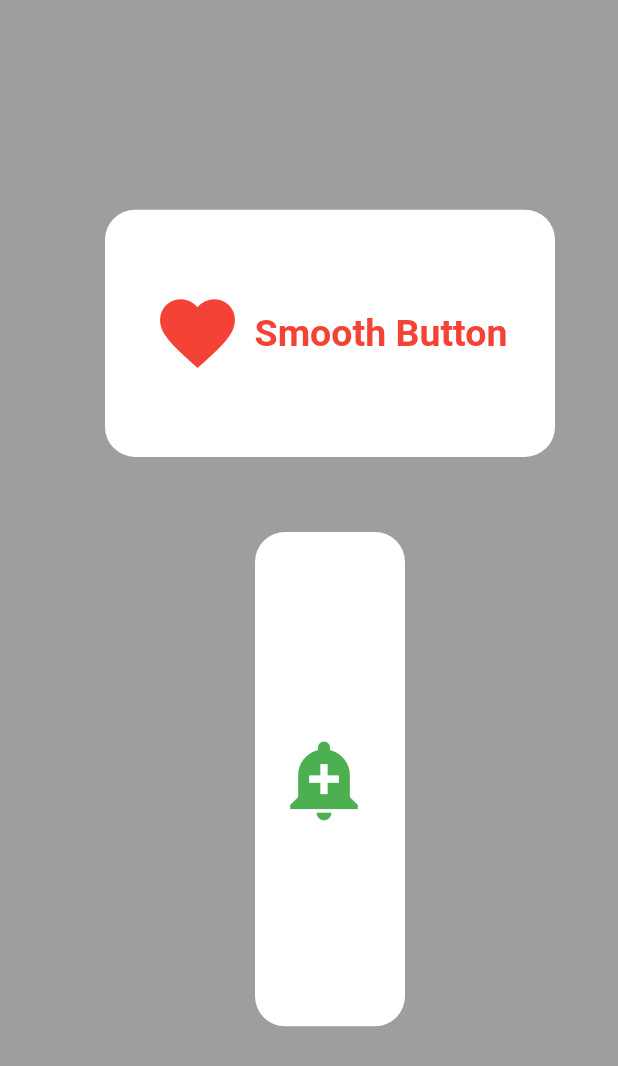
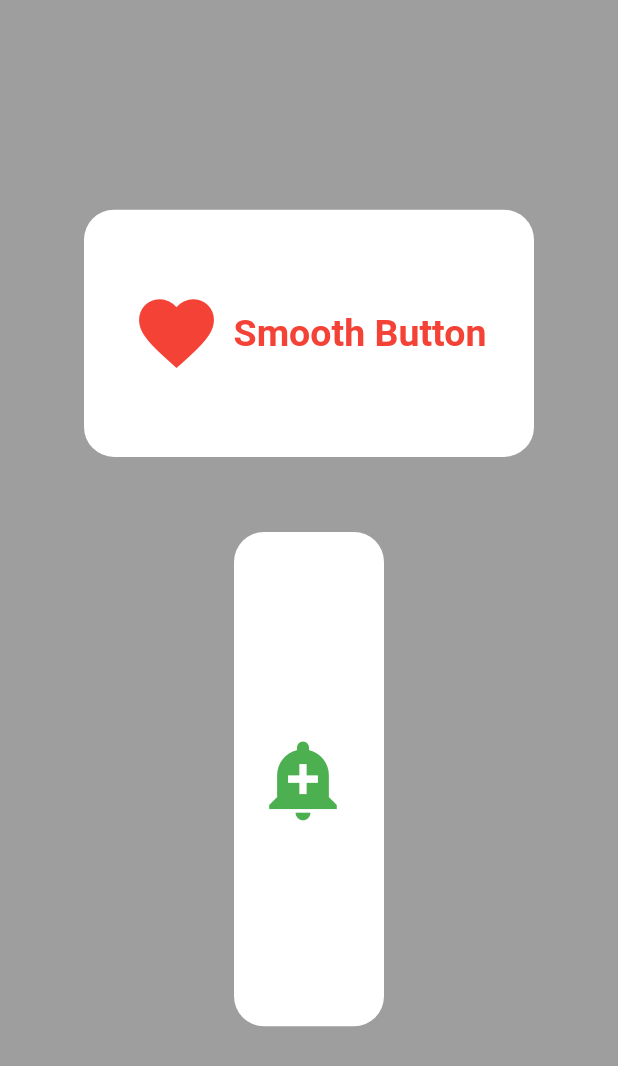
Before and after one commit to NurhayatYurtaslan/smooth_animated_button_package, a Flutter app: the screen it shows after launch, on a phone screen of 412 x 824 dp. Shown: the top 1066 px of the screen. Run offline on Flutter 3.47's test engine with Material 2 defaults, Android fonts, the phone set to English and light mode, and no system bars.

Commit message:
update 🆕: button center

```diff
--- a/example/lib/main.dart
+++ b/example/lib/main.dart
@@ -13,13 +13,12 @@ class MyApp extends StatelessWidget {
       debugShowCheckedModeBanner: false,
       home: Scaffold(
         backgroundColor: Colors.grey,
-        body: Padding(
-          padding: const EdgeInsets.only(left: 70),
-          child: Column(
+        body: Column(
             mainAxisAlignment: MainAxisAlignment.center,
             crossAxisAlignment: CrossAxisAlignment.center,
             children: [
-                SmoothButton(
+              Center(
+                child: SmoothButton(
                   activeIconColor: Colors.red,
                   duration: const Duration(milliseconds: 300),
                   icon: Icons.favorite,
@@ -35,10 +34,12 @@ class MyApp extends StatelessWidget {
                     fontSize: 25,
                   ),
                 ),
+              ),
               SizedBox(
                 height: 50,
               ),
-                SmoothButton(
+              Center(
+                child: SmoothButton(
                   pasifeIconColor: Colors.green,
                   activeIconColor: Colors.black,
                   duration: const Duration(milliseconds: 500),
@@ -49,8 +50,8 @@ class MyApp extends StatelessWidget {
                   buttonwidth: 100,
                   borderRadius: 20, iconSize: 60,
                 ),
+              ),
             ]),
-        ),
       ),
     );
   }
```
Lines whose indentation alone changed are shown as unchanged.
